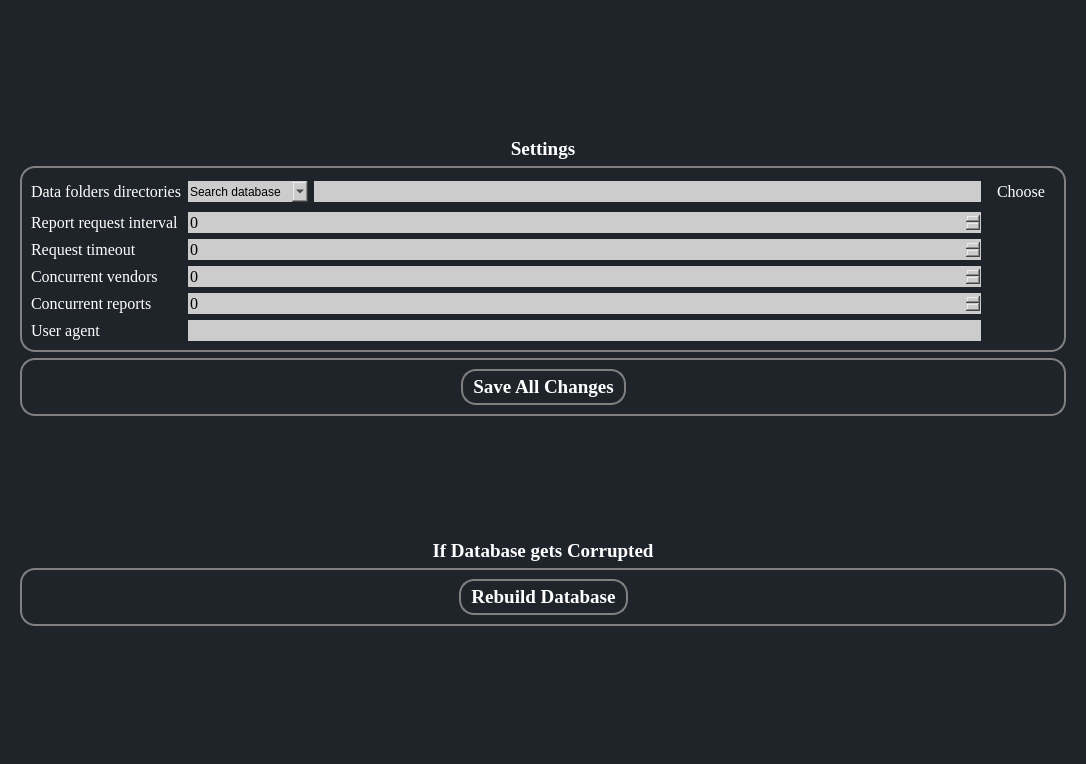
This is ui/Settingtab.ui in aanushri9/Counter-Harvesting-5.1 as Qt 5 draws it before an edit. The edited form follows.
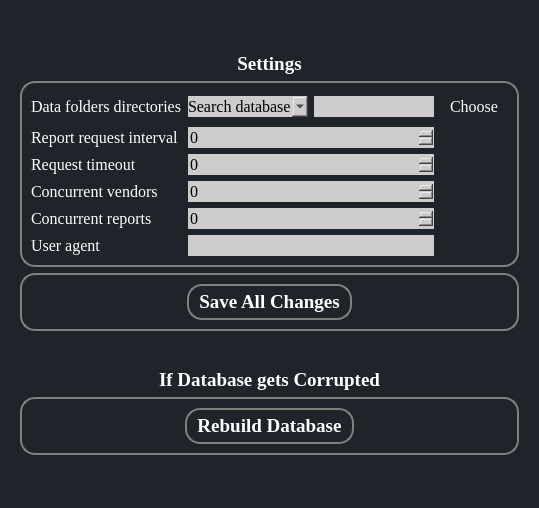
This is the edited form. Icons and pictures are not drawn.

```diff
--- a/ui/Settingtab.ui
+++ b/ui/Settingtab.ui
@@ -6,8 +6,8 @@
    <rect>
     <x>0</x>
     <y>0</y>
-    <width>1086</width>
-    <height>764</height>
+    <width>539</width>
+    <height>508</height>
    </rect>
   </property>
   <property name="windowTitle">
@@ -37,7 +37,7 @@
 padding: 5px 10px;
 
 border-top-left-radius:5px;
-border-bottom-left-radius:5px;
+border-botton-left-radius:5px;
 }
 QPushButton:pressed{
 background-color:grey;
@@ -55,7 +55,6 @@
          <font>
           <family>Georgia</family>
           <pointsize>14</pointsize>
-          <weight>75</weight>
           <bold>true</bold>
          </font>
         </property>
@@ -101,7 +100,6 @@
               <font>
                <family>Georgia</family>
                <pointsize>14</pointsize>
-               <weight>75</weight>
                <bold>true</bold>
               </font>
              </property>
@@ -430,7 +428,10 @@
             </widget>
            </item>
            <item row="0" column="1" colspan="2">
-            <widget class="QComboBox" name="comboBox">
+            <widget class="QComboBox" name="directory_type_comboBox">
+             <property name="enabled">
+              <bool>true</bool>
+             </property>
              <property name="font">
               <font>
                <family>Georgia</family>
@@ -449,7 +450,7 @@
 </string>
              </property>
              <property name="editable">
-              <bool>true</bool>
+              <bool>false</bool>
              </property>
              <item>
               <property name="text">
@@ -484,7 +485,6 @@
          <font>
           <family>Georgia</family>
           <pointsize>14</pointsize>
-          <weight>75</weight>
           <bold>true</bold>
          </font>
         </property>
@@ -543,7 +543,6 @@
               <font>
                <family>Georgia</family>
                <pointsize>14</pointsize>
-               <weight>75</weight>
                <bold>true</bold>
               </font>
              </property>
```
Left out of the diff: 20 changed lines with no effect on the pictures.
